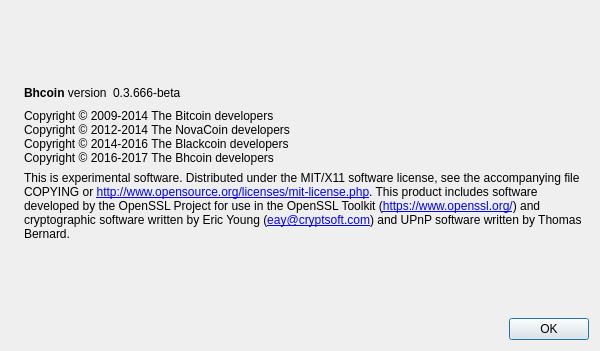
Above: src/qt/forms/aboutdialog.ui from LUX-Core/lux before the change. Below: the same form after it.
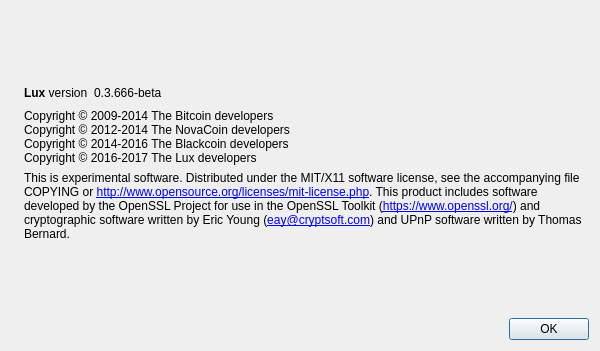
That is the form after the change. Icons and pictures are not drawn.

Commit message: Changed bhcoin to lux | Released Test V3

Diff of the .ui file:
```diff
--- a/src/qt/forms/aboutdialog.ui
+++ b/src/qt/forms/aboutdialog.ui
@@ -56,7 +56,7 @@
           <cursorShape>IBeamCursor</cursorShape>
          </property>
          <property name="text">
-          <string>&lt;b&gt;Bhcoin&lt;/b&gt; version</string>
+          <string>&lt;b&gt;Lux&lt;/b&gt; version</string>
          </property>
          <property name="textInteractionFlags">
           <set>Qt::LinksAccessibleByMouse|Qt::TextSelectableByKeyboard|Qt::TextSelectableByMouse</set>
@@ -100,7 +100,7 @@
         <string>Copyright © 2009-2014 The Bitcoin developers
 Copyright © 2012-2014 The NovaCoin developers
 Copyright © 2014-2016 The Blackcoin developers
-Copyright © 2016-2017 The Bhcoin developers</string>
+Copyright © 2016-2017 The Lux developers</string>
        </property>
        <property name="textInteractionFlags">
         <set>Qt::LinksAccessibleByMouse|Qt::TextSelectableByKeyboard|Qt::TextSelectableByMouse</set>
```
Left out of the diff: 2 changed lines with no effect on the pictures. The commit also changes 146 other files.
